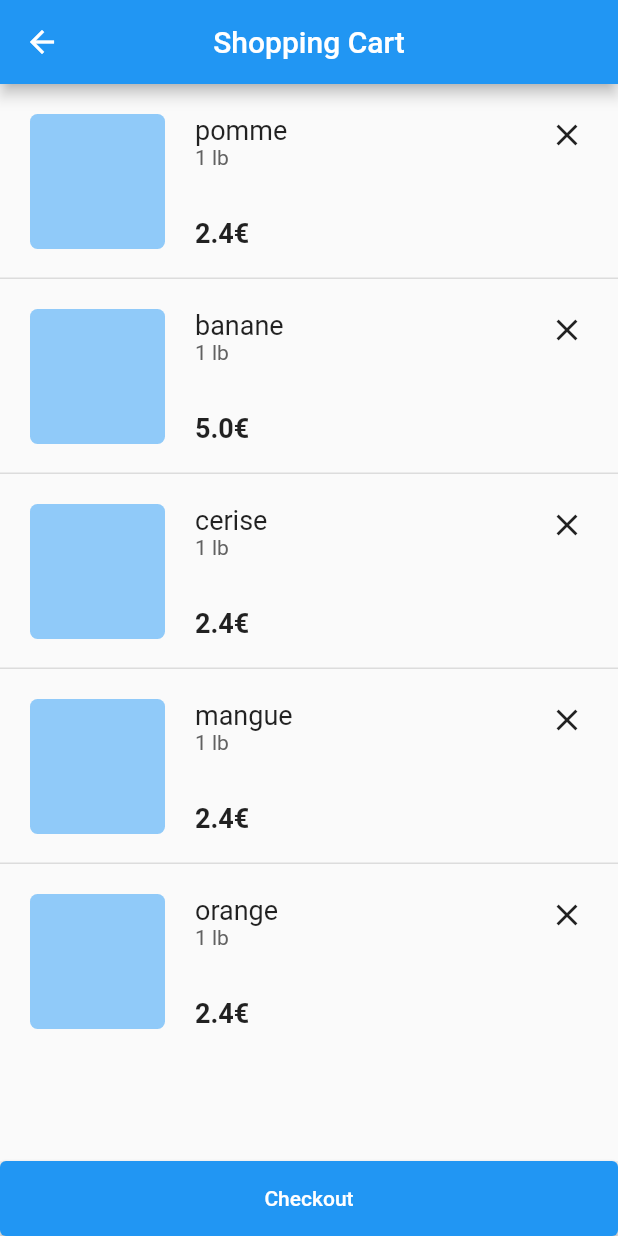
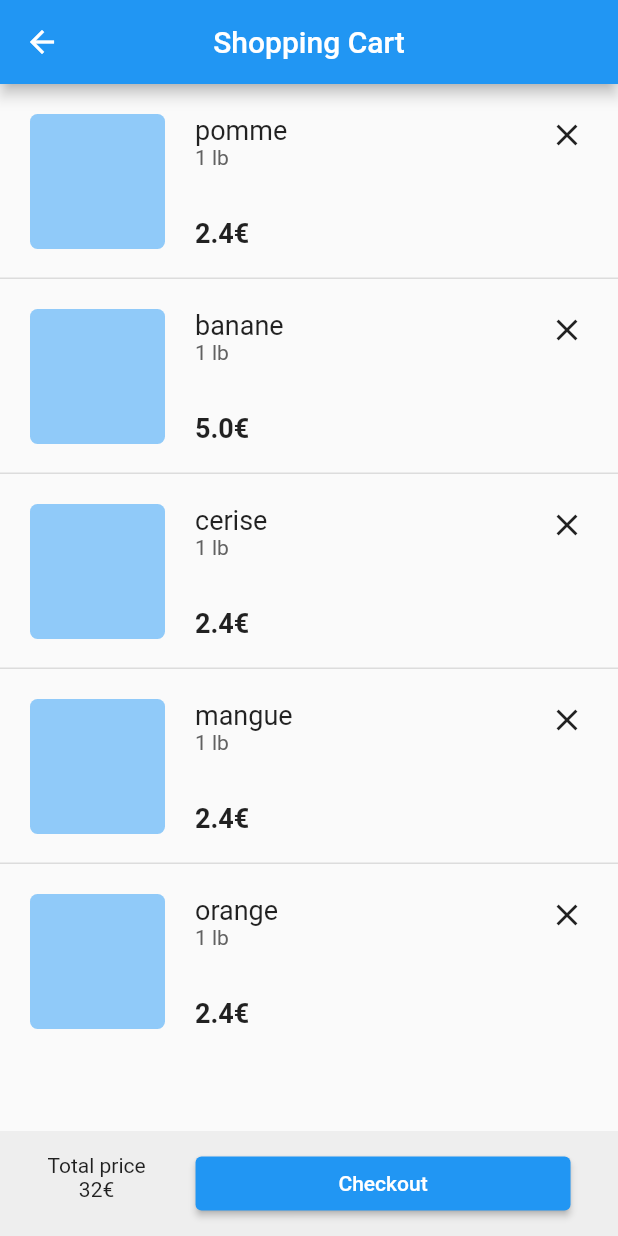
Before and after one commit to antoinebarbier022/app-marche-en-ligne, a Flutter app: the ShoppingCartPage screen opened directly, on a phone screen of 412 x 824 dp. Run offline on Flutter 3.47's test engine with Material 2 defaults, Android fonts, the phone set to English and light mode, and no system bars; our stand-ins replace firebase_core; accounts and stored records are empty.

Commit message:
Ajout du prix total dans la page Shopping Cart (fictif)

```diff
--- a/lib/view/pages/shopping_cart_page.dart
+++ b/lib/view/pages/shopping_cart_page.dart
@@ -22,7 +22,7 @@ class ShoppingCartPage extends StatelessWidget {
           automaticallyImplyLeading: true,
         ),
         body: ListView.separated(
-          padding: const EdgeInsets.only(bottom: 50),
+          padding: const EdgeInsets.only(bottom: 70),
           itemCount: list.length,
           itemBuilder: (context, index) {
             return CartItem(
@@ -41,11 +41,24 @@ class ShoppingCartPage extends StatelessWidget {
         ),
         bottomSheet: Container(
             width: double.infinity,
-            height: 50,
+            height: 70,
             color: Colors.grey[200],
-            child: ElevatedButton(
-              child: const Text("Checkout"),
-              onPressed: () => null,
+            child: Padding(
+              padding: const EdgeInsets.all(15.0),
+              child: Row(
+                mainAxisAlignment: MainAxisAlignment.spaceAround,
+                children: [
+                Column(
+                  children: const [Text("Total price"), Text("32€")],
+                ),
+                SizedBox(
+                  width: 250,
+                  child: ElevatedButton(
+                    child: const Text("Checkout"),
+                    onPressed: () => null,
+                  ),
+                ),
+              ]),
             )));
   }
 }
```
